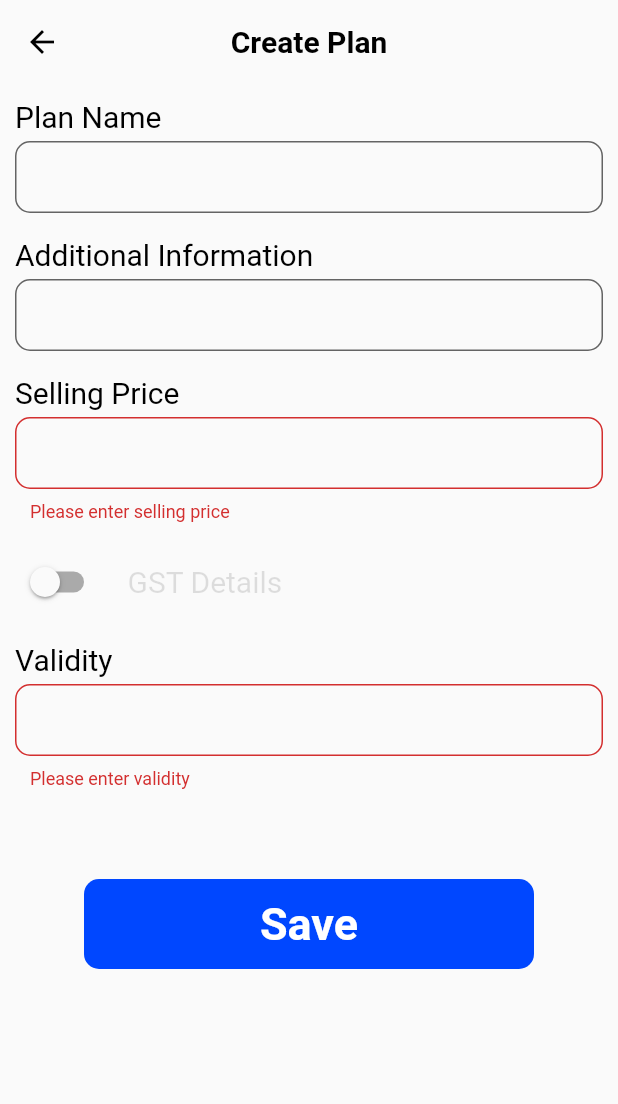
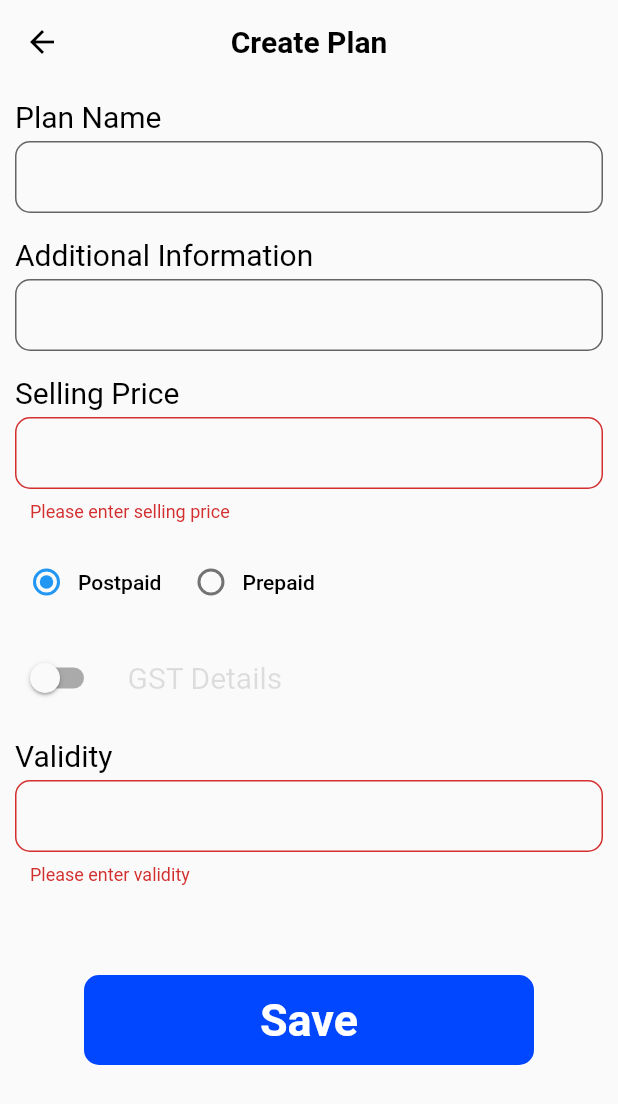
Before and after one commit to GuruPrakashKumar/BharatPos-Gym-Hotels-School-Desktop, a Flutter app: the CreatePlan screen opened directly, after a tap on "Save", on a phone screen of 412 x 824 dp. Shown: the top 1104 px of the screen. Run offline on Flutter 3.47's test engine with Material 2 defaults, Android fonts, the phone set to English and light mode, and no system bars; our stand-ins replace audioplayers, bloc, cached_network_image, cookie_jar, dio, dio_cookie_manager and 15 more; missing offline and left inert: crop_image, file_saver, flutter_barcode_scanner, flutter_html_to_pdf, flutter_pdfview, flutter_vibrate and 6 more; accounts and stored records are empty; project files that could hold a hidden picture were left out.

Commit message:
bill correction, active subscription snackbar, and bug fixed

```diff
--- a/lib/src/blocs/checkout/checkout_cubit.dart
+++ b/lib/src/blocs/checkout/checkout_cubit.dart
@@ -86,7 +86,7 @@ class CheckoutCubit extends Cubit<CheckoutState> {
     emit(CheckoutLoading());
     try {
       await SalesService.createSalesOrder(input, invoiceNum, validity);
-      await SalesService.payDue(input, invoiceNum);
+      // await SalesService.payDue(input, invoiceNum);
       emit(CheckoutSuccess());
     } on DioError catch (_) {
       emit(CheckoutError("Something went wrong"));
--- a/lib/src/models/input/membershipPlanInput.dart
+++ b/lib/src/models/input/membershipPlanInput.dart
@@ -11,7 +11,8 @@ class MembershipPlanInput{
     this.sgst,
     this.igst,
     this.id,
-    this.gst = false
+    this.gst = false,
+    this.subscription_type
   });
   String? id;
   String? user;
@@ -19,6 +20,7 @@ class MembershipPlanInput{
   String? validity;
   String? basePrice;
   String? sellingPrice;
+  String? subscription_type;
   bool gst;
   bool? GSTincluded;
   String? gstRate;
@@ -32,8 +34,9 @@ class MembershipPlanInput{
       "plan": plan,
       "validity": validity,
       "sellingPrice": sellingPrice,
+      "subscription_type": subscription_type,
       if(gst) "basePrice": basePrice,
-      "GSTincluded": GSTincluded,
+      if(gst) "GSTincluded": GSTincluded,
       if(gst) "GSTRate": gstRate,
       if(gst) "CGST": cgst,
       if(gst) "SGST": sgst,
@@ -46,6 +49,7 @@ class MembershipPlanInput{
       id: map['_id'],
       user: map['user'],
       plan: map['plan'],
+      subscription_type: map['subscription_type'],
       validity: map['validity'].toString(),
       basePrice: map['basePrice'].toString(),
       sellingPrice: map['sellingPrice'].toString(),
--- a/lib/src/models/membershipPlan_model.dart
+++ b/lib/src/models/membershipPlan_model.dart
@@ -10,7 +10,8 @@ class MembershipPlanModel{
     this.gstRate,
     this.cgst,
     this.sgst,
-    this.igst
+    this.igst,
+    this.subscription_type
   });
   String? id;
   String? user;
@@ -18,6 +19,7 @@ class MembershipPlanModel{
   int? validity;
   String? basePrice;
   double? sellingPrice;
+  String? subscription_type;
   bool? GSTincluded;
   String? gstRate;
   String? cgst;
@@ -32,6 +34,7 @@ class MembershipPlanModel{
       "validity": validity,
       "basePrice": basePrice,
       "sellingPrice": sellingPrice,
+      "subscription_type": subscription_type,
       "GSTincluded": GSTincluded,
       "GSTRate": gstRate,
       "CGST": cgst,
@@ -46,6 +49,7 @@ class MembershipPlanModel{
       plan: map['plan'],
       validity: map['validity'],
       basePrice: map['basePrice'].toString(),
+      subscription_type: map['subscription_type'],
       sellingPrice: map['sellingPrice'] != null ? double.parse(map['sellingPrice'].toString()) : 0,
       GSTincluded: map['GSTincluded'],
       gstRate: map['GSTRate'].toString(),
--- a/lib/src/pages/checkout.dart
+++ b/lib/src/pages/checkout.dart
@@ -321,6 +321,7 @@ class _CheckoutPageState extends State<CheckoutPage> {
               popAll ? SizedBox(height: 20,): SizedBox.shrink(),
               popAll ? Text("$successMsg",style: TextStyle(fontSize: 20),): SizedBox.shrink(),
               popAll ? SizedBox(height: 60,): SizedBox(height: 20,),
+              if(widget.args.order.orderItems?[0].membership?.subscription_type == "prepaid" || widget.args.payDue == true)
                 Row(
                 children: [
                   Expanded(
@@ -548,8 +549,10 @@ class _CheckoutPageState extends State<CheckoutPage> {
 
   ///
   _viewPdfwithoutgst(User user, bool popAll) async {
+    if(widget.args.order.orderItems?[0].membership?.subscription_type == "prepaid" || widget.args.payDue == true){
       includePayments(false);
       calculate();
+    }
     // final targetPath = await getExternalCacheDirectories();
     // const targetFileName = "Invoice";
     // final htmlContent = invoiceTemplatewithouGST(
@@ -565,7 +568,7 @@ class _CheckoutPageState extends State<CheckoutPage> {
     // Navigator.of(context)
     //     .pushNamed(ShowPdfScreen.routeName, arguments: htmlContent);
     var headerList = ["Plan name","Validity (days)", "Taxable value", "GST", "Amount"];
-    print(totalbasePrice().toString() + "+" + totalgstPrice().toString());
+    // print(totalbasePrice().toString() + "+" + totalgstPrice().toString());
     salesInvoiceNo = await _checkoutCubit.getSalesNum() as int;
     purchasesInvoiceNo = await _checkoutCubit.getPurchasesNum() as int;
     estimateNo = await _checkoutCubit.getEstimateNum() as int;
@@ -1276,6 +1279,7 @@ class _CheckoutPageState extends State<CheckoutPage> {
                                           if(widget.args.payDue==false)
                                             const Divider(color: Colors.transparent, height: 30),
                                           if (widget.args.invoiceType != OrderType.saleReturn)
+                                            if(widget.args.order.orderItems?[0].membership?.subscription_type == "prepaid" || widget.args.payDue == true)
                                               Column(
                                               children: [
                                                 Row(
@@ -1617,10 +1621,12 @@ class _CheckoutPageState extends State<CheckoutPage> {
     _formKey.currentState?.save();
     if (_formKey.currentState?.validate() ?? false) {
 
-      bool paymentValidation = includePayments(true);
-
+      bool paymentValidation = true;
+      if(widget.args.order.orderItems?[0].membership?.subscription_type == "prepaid" || widget.args.payDue == true){
+        paymentValidation = includePayments(true);
         if(paymentValidation)
           calculate();
+      }
 
       salesInvoiceNo = await _checkoutCubit.getSalesNum() as int;
 
@@ -1664,8 +1670,8 @@ class _CheckoutPageState extends State<CheckoutPage> {
             "%0A%09%09%09${items[i].membership.plan.substring(
                 0, 4)}%09%09%20%09%09%09${items[i]
                 .quantity}%09%09%09%09%09%09${items[i].membership
-                .sellingPrice}%09%09%09%09%09%09%09${items[i].membership
-                .sellingPrice * items[i].quantity}";
+                .sellingPrice.toStringAsFixed(2)}%09%09%09%09%09%09%09${items[i].membership
+                .sellingPrice.toStringAsFixed(2)}";
         x = x + "%0A%09%09%09${items[i].membership.plan.substring(4)}";
       }
     }
--- a/lib/src/pages/create_party.dart
+++ b/lib/src/pages/create_party.dart
@@ -38,7 +38,7 @@ class _CreatePartyPageState extends State<CreatePartyPage> {
   void initState() {
     super.initState();
     _partyInput =
-        PartyInput(type: widget.args.partyType, id: widget.args.partyId);
+        PartyInput(type: "customer", id: widget.args.partyId);
     _partyCubit = PartyCubit();
   }
 
--- a/lib/src/pages/create_product.dart
+++ b/lib/src/pages/create_product.dart
@@ -59,6 +59,9 @@ class _CreatePlanState extends State<CreatePlan> {
   final SearchProductServices searchProductServices = SearchProductServices();
   int includedExcludedRadioButton = 1;
   String additionalInformation = "";
+  // bool subscriptionTypeSwitch = false;
+  int subscriptionTypeRadioButton = 1;
+
 
   ///
   @override
@@ -101,6 +104,12 @@ class _CreatePlanState extends State<CreatePlan> {
     setState(() {
       _formInput = membershipInput!;
     });
+    if(_formInput.subscription_type != "null")
+      if(_formInput.subscription_type == "postpaid"){
+        subscriptionTypeRadioButton = 1;
+      }else{
+        subscriptionTypeRadioButton = 2;
+      }
 
     if (_formInput.GSTincluded != null) if (_formInput.GSTincluded!) {
       includedExcludedRadioButton = 1;
@@ -199,7 +208,7 @@ class _CreatePlanState extends State<CreatePlan> {
             child: Form(
                 key: _formKey,
                 child: Column(
-                  crossAxisAlignment: CrossAxisAlignment.stretch,
+                  crossAxisAlignment: CrossAxisAlignment.start,
                   children: <Widget>[
                     CustomTextField(
                       label: "Plan Name",
@@ -242,6 +251,35 @@ class _CreatePlanState extends State<CreatePlan> {
                           return null;
                         },
                       ),
+                    ),
+                    const Divider(color: Colors.transparent),
+                    Row(
+                      children: [
+                        RadioMenuButton(
+                            value: 1,
+                            groupValue: subscriptionTypeRadioButton,
+                            onChanged: (val) {
+                              subscriptionTypeRadioButton = 1;
+                              if(subscriptionTypeRadioButton == 1){
+                                _formInput.subscription_type = "postpaid";
+                              }
+                              print("radio button 1");
+                              setState(() {});
+                            },
+                            child: Text("Postpaid")),
+                        RadioMenuButton(
+                            value: 2,
+                            groupValue: subscriptionTypeRadioButton,
+                            onChanged: (val) {
+                              print("radio button 2");
+                              subscriptionTypeRadioButton = 2;
+                              if(subscriptionTypeRadioButton == 2){
+                                _formInput.subscription_type = "prepaid";
+                              }
+                              setState(() {});
+                            },
+                            child: Text("Prepaid"))
+                      ],
                     ),
                     const Divider(color: Colors.transparent),
                     Row(
@@ -409,6 +447,7 @@ class _CreatePlanState extends State<CreatePlan> {
                               _formInput.plan = "${_formInput.plan} $additionalInformation";
                               print("gstswitch is $gstSwitch includedExcludedRadioButton is $includedExcludedRadioButton and _form.gstincluded is ${_formInput.GSTincluded}");
                               if(gstSwitch && includedExcludedRadioButton==1) _formInput.GSTincluded = true;
+                              if(subscriptionTypeRadioButton==1) _formInput.subscription_type="postpaid";
 
                               _productCubit.createPlan(_formInput);
                               Navigator.pop(context);
--- a/lib/src/pages/party_credit.dart
+++ b/lib/src/pages/party_credit.dart
@@ -272,11 +272,11 @@ class _PartyCreditPageState extends State<PartyCreditPage> {
                             children: [
                               Text("Due: ",style:TextStyle(fontWeight: FontWeight.bold),),
                               Text(
-                                "${activeMem.due}",
+                                "${activeMem.due?.toStringAsFixed(2)}",
                               )
                             ],
                           ),
-                          if(activeMem.due!>0)
+                          if(activeMem.due!>0.01)
                             Row(
                               mainAxisAlignment: MainAxisAlignment.end,
                               children: [
--- a/lib/src/widgets/generate_pdf.dart
+++ b/lib/src/widgets/generate_pdf.dart
@@ -180,7 +180,7 @@ Future<void> generatePdf({
             ? Container(
                 width: 50,
                 child: pw.Text(
-                    '${(data.membership?.sellingPrice ?? 0)}',
+                    '${(data.membership?.sellingPrice?.toStringAsFixed(2) ?? 0)}',
                     style: TextStyle(fontSize: 10)))
             : Container(
                 width: 50,
@@ -374,7 +374,7 @@ Future<void> generatePdf({
               SizedBox(width: 10),
               gstType == 'WithoutGST'
                   ? Container()
-                  : Container(width: 50, child: pw.Text('GST/Unit')),
+                  : Container(width: 50, child: pw.Text('GST')),
             ]
           ),
           SizedBox(width: 40),
@@ -411,6 +411,7 @@ Future<void> generatePdf({
                       style: TextStyle(font: ttf, fontSize: 10)))
         ]),
 
+        if(atLeastOneItemHaveGST)
         pw.Row(mainAxisAlignment: MainAxisAlignment.end, children: [
           pw.Text('GST Total:       ',
               style: TextStyle(
```
Also changed, not shown: lib/src/pages/sign_in.dart (+9 -9 lines), lib/src/services/dio_interceptor.dart (+12 -3 lines), lib/src/widgets/product_card_horizontal.dart (+12 -0 lines). Lines whose indentation alone changed are shown as unchanged.
